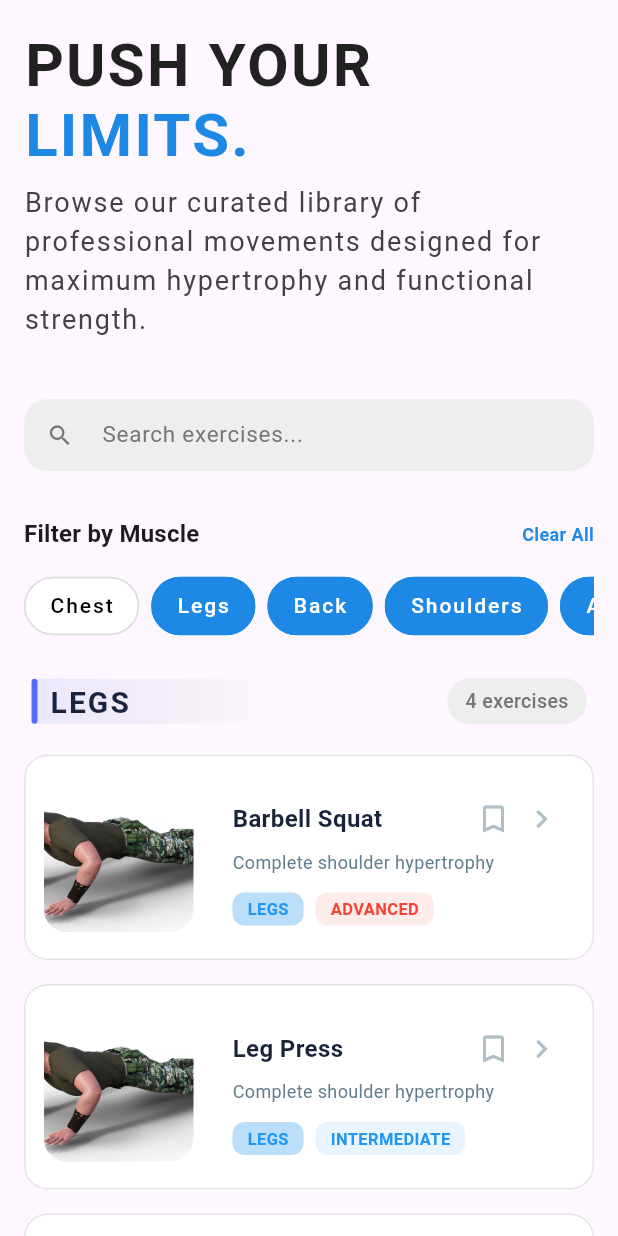
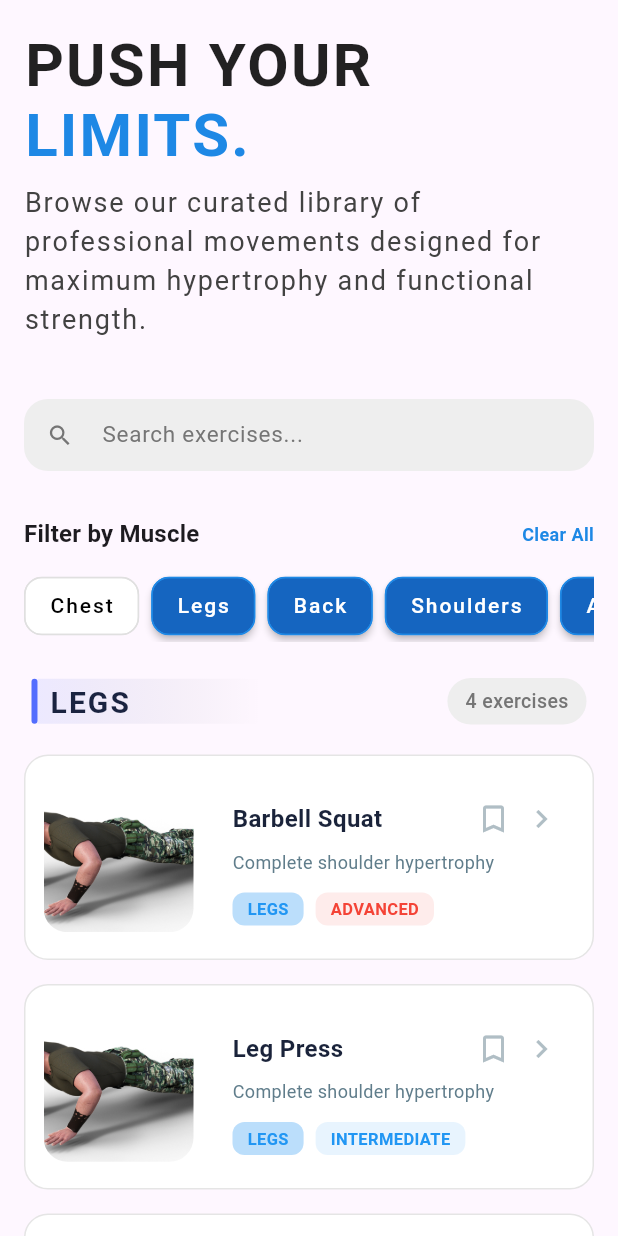
Before and after one commit to ShivamGlotra/workout_app, a Flutter app: the ExerciseLibraryScreen widget shown alone on an empty page, opened directly, after a tap on "Clear All", after a tap on "Select All", after a tap on "Chest", on a phone screen of 412 x 824 dp. Run offline on Flutter 3.47's test engine with Material 3 defaults, Android fonts, the phone set to English and light mode, and no system bars; Roboto replaces fonts that are missing (italic).

Commit message:
filter chip design change

```diff
--- a/lib/screens/exercise_library_screen.dart
+++ b/lib/screens/exercise_library_screen.dart
@@ -241,7 +241,7 @@
                                 });
                               },
                               backgroundColor: Colors.white,
-                              selectedColor: Colors.blue[600],
+                              selectedColor: Colors.blue[800],
                               labelStyle: TextStyle(
                                 letterSpacing: 1.3,
                                 height: 1.5,
@@ -250,7 +250,13 @@
                                     : Colors.black,
                                 fontWeight: FontWeight.w500,
                               ),
-                              shape: StadiumBorder(),
+                              elevation: selectedFilters.contains(muscle)
+                                  ? 2
+                                  : 0,
+                              shadowColor: Colors.blue[900],
+                              shape: RoundedRectangleBorder(
+                                borderRadius: BorderRadius.circular(12),
+                              ),
                               side: BorderSide(
                                 color: selectedFilters.contains(muscle)
                                     ? Colors.blue[600]!
```
